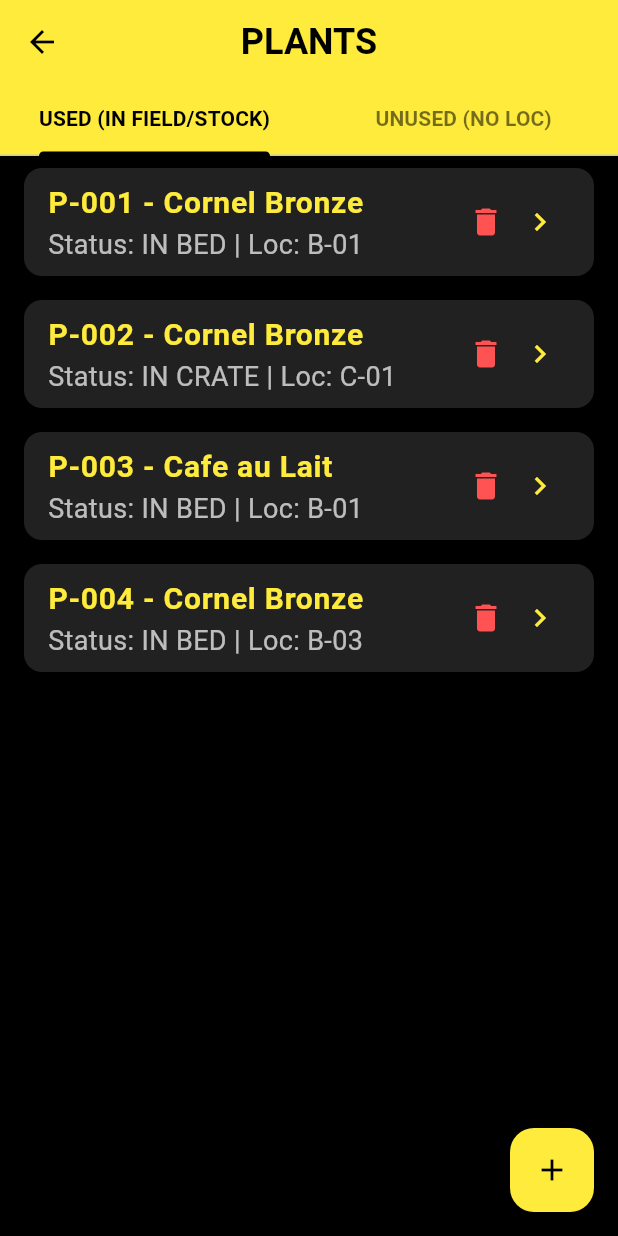
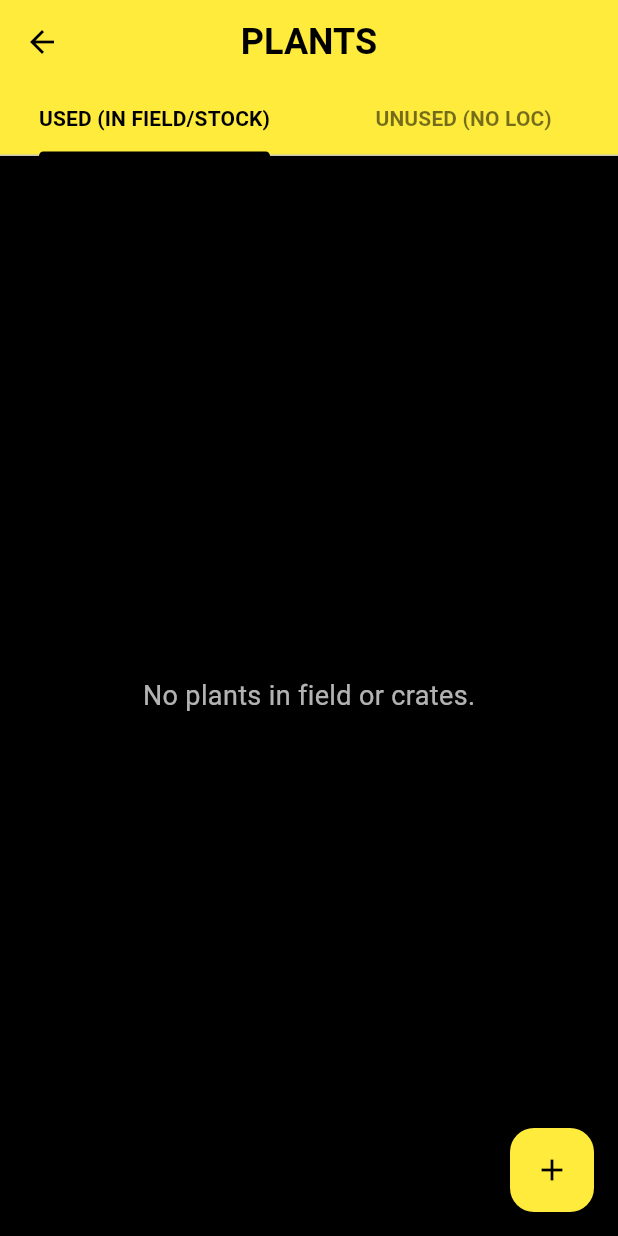
Before and after one commit to karelzak/QRostlina, a Flutter app: the screen it shows after launch, after a tap on "PLANTS", on a phone screen of 412 x 824 dp. Run offline on Flutter 3.47's test engine with Material 3 defaults, Android fonts, the phone set to English and light mode, and no system bars; missing offline and left inert: mobile_scanner.

Commit message:
feat: add data export/import and remove hardcoded mock data

```diff
--- a/lib/main.dart
+++ b/lib/main.dart
@@ -5,6 +5,7 @@ import 'screens/scanner_screen.dart';
 import 'screens/species_list_screen.dart';
 import 'screens/locations_screen.dart';
 import 'screens/plants_screen.dart';
+import 'screens/data_management_screen.dart';
 
 void main() {
   runApp(const QRostlinaApp());
@@ -134,6 +135,17 @@ class MainMenuScreen extends StatelessWidget {
                 );
               },
             ),
+            const SizedBox(height: 16),
+            _MenuButton(
+              label: 'DATA MANAGEMENT',
+              icon: Icons.storage,
+              onPressed: () {
+                Navigator.push(
+                  context,
+                  MaterialPageRoute(builder: (context) => const DataManagementScreen()),
+                );
+              },
+            ),
           ],
         ),
       ),
--- a/lib/services/mock_database_service.dart
+++ b/lib/services/mock_database_service.dart
@@ -9,45 +9,55 @@ import 'qr_scanner_service.dart';
 class MockDatabaseService {
   static bool _initialized = false;
 
-  // Static mock data for development
-  static final List<Species> _mockSpecies = [
-    Species(
-      id: 'S-001',
-      name: 'Cornel Bronze',
-      latinName: 'Dahlia pinnata',
-      color: 'Bronze/Orange',
-      description: 'Ball dahlia with strong stems.',
-    ),
-    Species(
-      id: 'S-002',
-      name: 'Cafe au Lait',
-      latinName: 'Dahlia pinnata',
-      color: 'Creamy Pink',
-      description: 'Large decorative dinner plate dahlia.',
-    ),
-  ];
-
-  static final List<PlantUnit> _mockPlants = [
-    PlantUnit(id: 'P-001', speciesId: 'S-001', locationId: 'B-01', gridLine: 1, gridRow: 1),
-    PlantUnit(id: 'P-002', speciesId: 'S-001', locationId: 'C-01'),
-    PlantUnit(id: 'P-003', speciesId: 'S-002', locationId: 'B-01', gridLine: 2, gridRow: 5),
-    PlantUnit(id: 'P-004', speciesId: 'S-001', locationId: 'B-03', gridRow: 5),
-  ];
-
-  static final List<Bed> _mockBeds = [
-    Bed(id: 'B-01', name: 'West Garden - Bed A', row: 'A', length: 20, rowsPerMeter: 2), // 20m, 2x2 = 80 cells
-    Bed(id: 'B-02', name: 'West Garden - Bed B', row: 'B', length: 10, rowsPerMeter: 3), // 10m, 2x3 = 60 cells
-    Bed(id: 'B-03', name: 'North Border', row: 'NB', length: 10, layout: BedLayout.linear, rowsPerMeter: 1), // 10m Linear
-  ];
-
-  static final List<Crate> _mockCrates = [
-    Crate(id: 'C-01', name: 'Greenhouse Crate #1', type: 'Plastic'),
-    Crate(id: 'C-02', name: 'Storage Crate #2', type: 'Wooden'),
-  ];
+  // Static lists to hold data in memory (initially empty)
+  static final List<Species> _mockSpecies = [];
+  static final List<PlantUnit> _mockPlants = [];
+  static final List<Bed> _mockBeds = [];
+  static final List<Crate> _mockCrates = [];
 
   static Future<File> _getFile() async {
     final directory = await getApplicationDocumentsDirectory();
     return File('${directory.path}/qrostlina_data.json');
+  }
+
+  static Future<void> exportData(String path) async {
+    await _ensureInitialized();
+    final Map<String, dynamic> data = {
+      'species': _mockSpecies.map((s) => s.toMap()).toList(),
+      'plants': _mockPlants.map((p) => p.toMap()).toList(),
+      'beds': _mockBeds.map((b) => b.toMap()).toList(),
+      'crates': _mockCrates.map((c) => c.toMap()).toList(),
+    };
+    final file = File(path);
+    await file.writeAsString(jsonEncode(data));
+  }
+
+  static Future<void> importData(String path) async {
+    final file = File(path);
+    if (!await file.exists()) throw Exception('Import file not found');
+
+    final content = await file.readAsString();
+    final Map<String, dynamic> data = jsonDecode(content);
+
+    _mockSpecies.clear();
+    if (data.containsKey('species')) {
+      for (var s in data['species']) _mockSpecies.add(Species.fromMap(s));
+    }
+    _mockPlants.clear();
+    if (data.containsKey('plants')) {
+      for (var p in data['plants']) _mockPlants.add(PlantUnit.fromMap(p));
+    }
+    _mockBeds.clear();
+    if (data.containsKey('beds')) {
+      for (var b in data['beds']) _mockBeds.add(Bed.fromMap(b));
+    }
+    _mockCrates.clear();
+    if (data.containsKey('crates')) {
+      for (var c in data['crates']) _mockCrates.add(Crate.fromMap(c));
+    }
+
+    await _saveData();
+    _initialized = true;
   }
 
   static Future<void> _ensureInitialized() async {
```
Also changed, not shown: lib/screens/data_management_screen.dart (added, +141 -0 lines).
